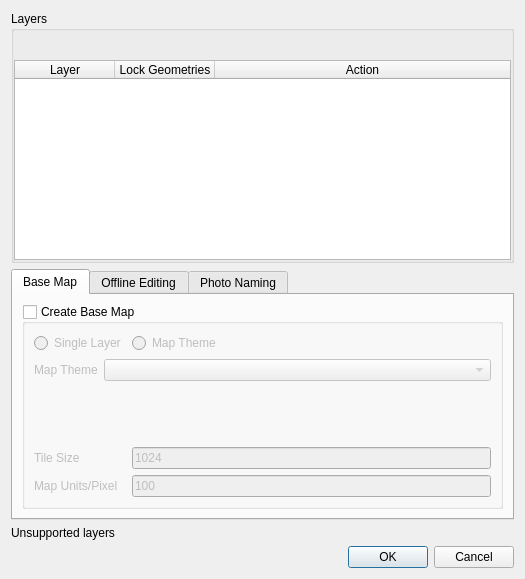
The window that qfieldsync/ui/project_configuration_dialog.ui (opengisch/qfieldsync) describes before a commit, drawn with Qt 5.
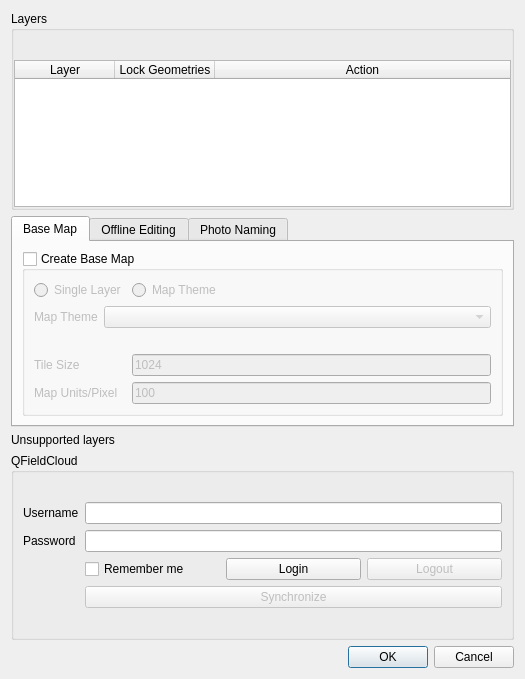
The same window after the commit. Icons and pictures are not drawn. Custom widgets are drawn as their Qt base class.

Commit message: Add basic upload capability of QFieldCloud projects

What changed in the file:
```diff
--- a/qfieldsync/ui/project_configuration_dialog.ui
+++ b/qfieldsync/ui/project_configuration_dialog.ui
@@ -7,7 +7,7 @@
     <x>0</x>
     <y>0</y>
     <width>525</width>
-    <height>579</height>
+    <height>679</height>
    </rect>
   </property>
   <property name="windowTitle">
@@ -93,7 +93,7 @@
      </layout>
     </widget>
    </item>
-   <item row="4" column="0">
+   <item row="5" column="0">
     <widget class="QDialogButtonBox" name="buttonBox">
      <property name="orientation">
       <enum>Qt::Horizontal</enum>
@@ -293,6 +293,99 @@
      </property>
     </widget>
    </item>
+   <item row="4" column="0">
+    <widget class="QGroupBox" name="groupBox_2">
+     <property name="title">
+      <string>QFieldCloud</string>
+     </property>
+     <layout class="QFormLayout" name="formLayout_3">
+      <item row="1" column="0">
+       <widget class="QLabel" name="usernameLabel">
+        <property name="text">
+         <string>Username</string>
+        </property>
+       </widget>
+      </item>
+      <item row="1" column="1">
+       <widget class="QLineEdit" name="usernameLineEdit"/>
+      </item>
+      <item row="2" column="0">
+       <widget class="QLabel" name="passwordLabel">
+        <property name="text">
+         <string>Password</string>
+        </property>
+       </widget>
+      </item>
+      <item row="2" column="1">
+       <widget class="QgsPasswordLineEdit" name="passwordLineEdit"/>
+      </item>
+      <item row="3" column="1">
+       <layout class="QHBoxLayout" name="loginLogoutLayout" stretch="0,0,0">
+        <item>
+         <widget class="QCheckBox" name="rememberMeCheckBox">
+          <property name="text">
+           <string>Remember me</string>
+          </property>
+         </widget>
+        </item>
+        <item>
+         <widget class="QPushButton" name="loginButton">
+          <property name="text">
+           <string>Login</string>
+          </property>
+         </widget>
+        </item>
+        <item>
+         <widget class="QPushButton" name="logoutButton">
+          <property name="enabled">
+           <bool>false</bool>
+          </property>
+          <property name="text">
+           <string>Logout</string>
+          </property>
+         </widget>
+        </item>
+       </layout>
+      </item>
+      <item row="4" column="1">
+       <widget class="QPushButton" name="cloudSyncButton  ">
+        <property name="enabled">
+         <bool>false</bool>
+        </property>
+        <property name="sizePolicy">
+         <sizepolicy hsizetype="Expanding" vsizetype="Fixed">
+          <horstretch>0</horstretch>
+          <verstretch>0</verstretch>
+         </sizepolicy>
+        </property>
+        <property name="text">
+         <string>Synchronize</string>
+        </property>
+       </widget>
+      </item>
+      <item row="0" column="1">
+       <widget class="QLabel" name="loginFeedbackLabel">
+        <property name="visible">
+         <bool>false</bool>
+        </property>
+        <property name="text">
+         <string/>
+        </property>
+       </widget>
+      </item>
+      <item row="5" column="1">
+       <widget class="QLabel" name="syncFeedbackLabel">
+        <property name="text">
+         <string/>
+        </property>
+        <property name="visible">
+         <bool>false</bool>
+        </property>
+       </widget>
+      </item>
+     </layout>
+    </widget>
+   </item>
   </layout>
  </widget>
  <customwidgets>
@@ -301,6 +394,11 @@
    <extends>QComboBox</extends>
    <header>qgsmaplayercombobox.h</header>
   </customwidget>
+  <customwidget>
+   <class>QgsPasswordLineEdit</class>
+   <extends>QLineEdit</extends>
+   <header>qgspasswordlineedit.h</header>
+  </customwidget>
  </customwidgets>
  <resources/>
  <connections>
```
The commit also changes 3 other files.
